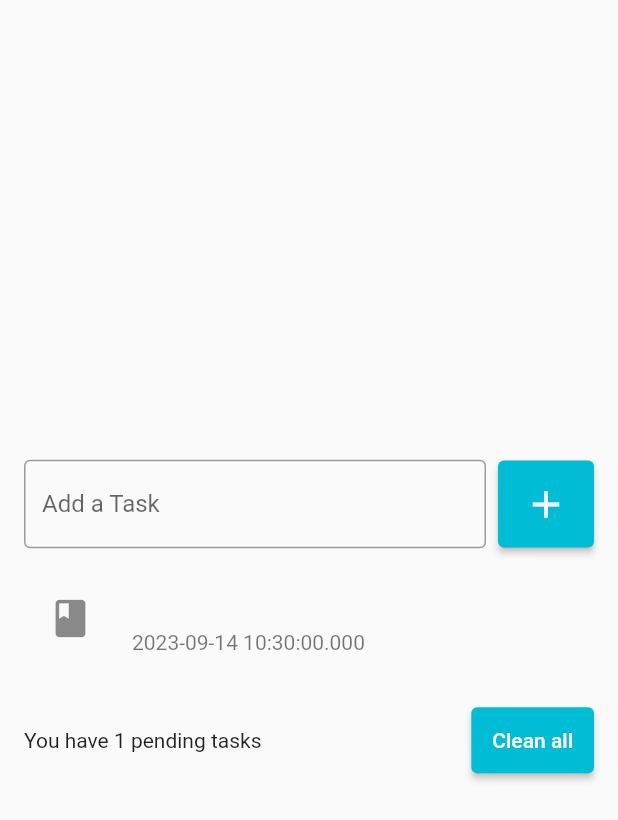
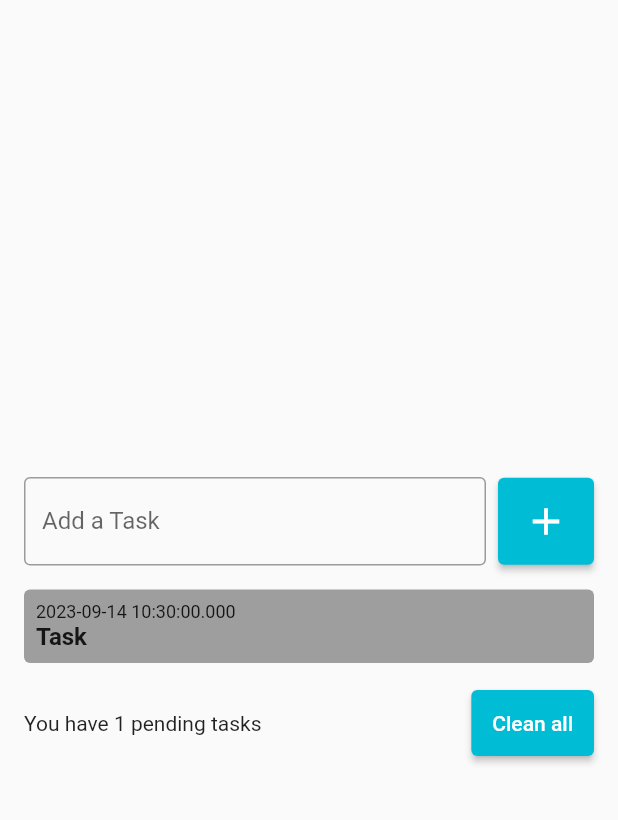
Before and after one commit to NeveScript/Todo-List-Flutter-App, a Flutter app: the screen it shows after launch, after a tap on the "add" icon, on a phone screen of 412 x 824 dp. Shown: the top 820 px of the screen. Run offline on Flutter 3.47's test engine with Material 2 defaults, Android fonts, the phone set to English and light mode, and no system bars.

Commit message:
Add call to the 'TodoListItem'

```diff
--- a/lib/pages/todo_list_page.dart
+++ b/lib/pages/todo_list_page.dart
@@ -1,4 +1,5 @@
 import 'package:flutter/material.dart';
+import '../widgets/todo_list_item.dart';
 
 class TodoListPage extends StatefulWidget {
   TodoListPage({super.key});
@@ -64,11 +65,7 @@ class _TodoListPageState extends State<TodoListPage> {
                   children: [
 
                     for(String task in tasks)
-                      ListTile(
-                        title: Text(task),
-                        subtitle: Text(DateTime.now().toString()),
-                        leading: const Icon(Icons.book, size: 30),
-                      ),
+                      TodoListItem(),
 
                   ],
                 ),
```
